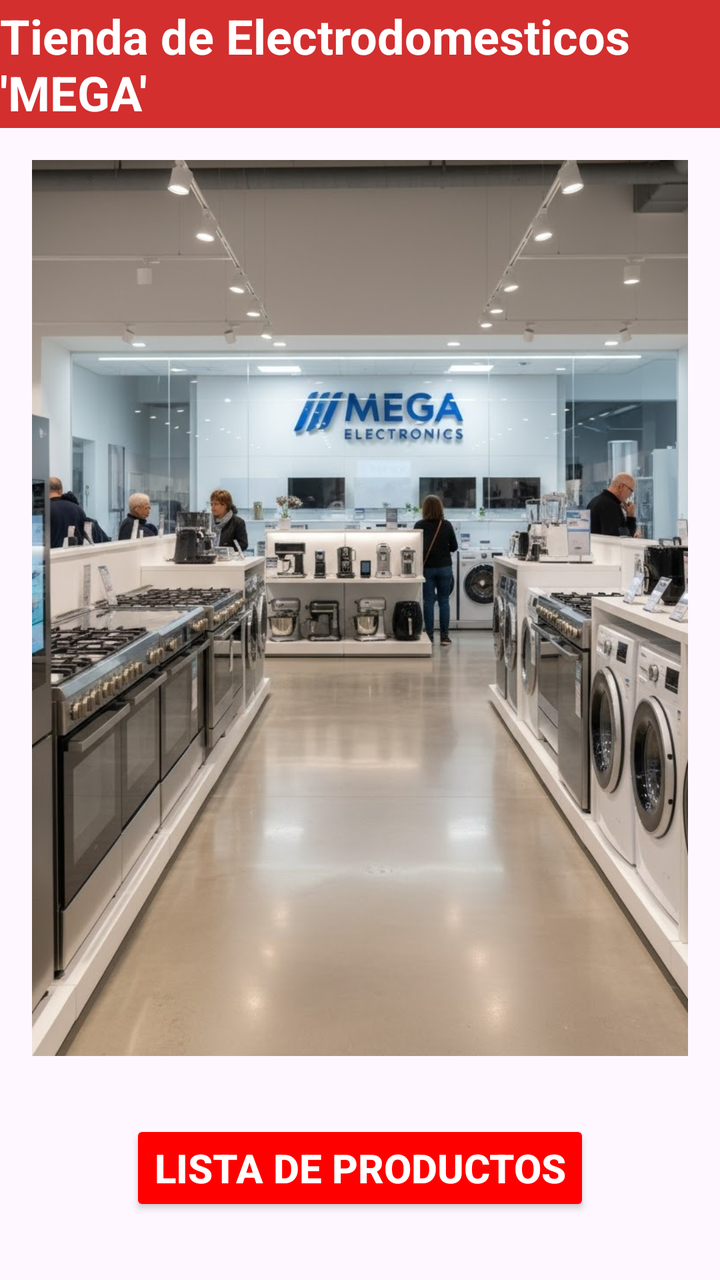
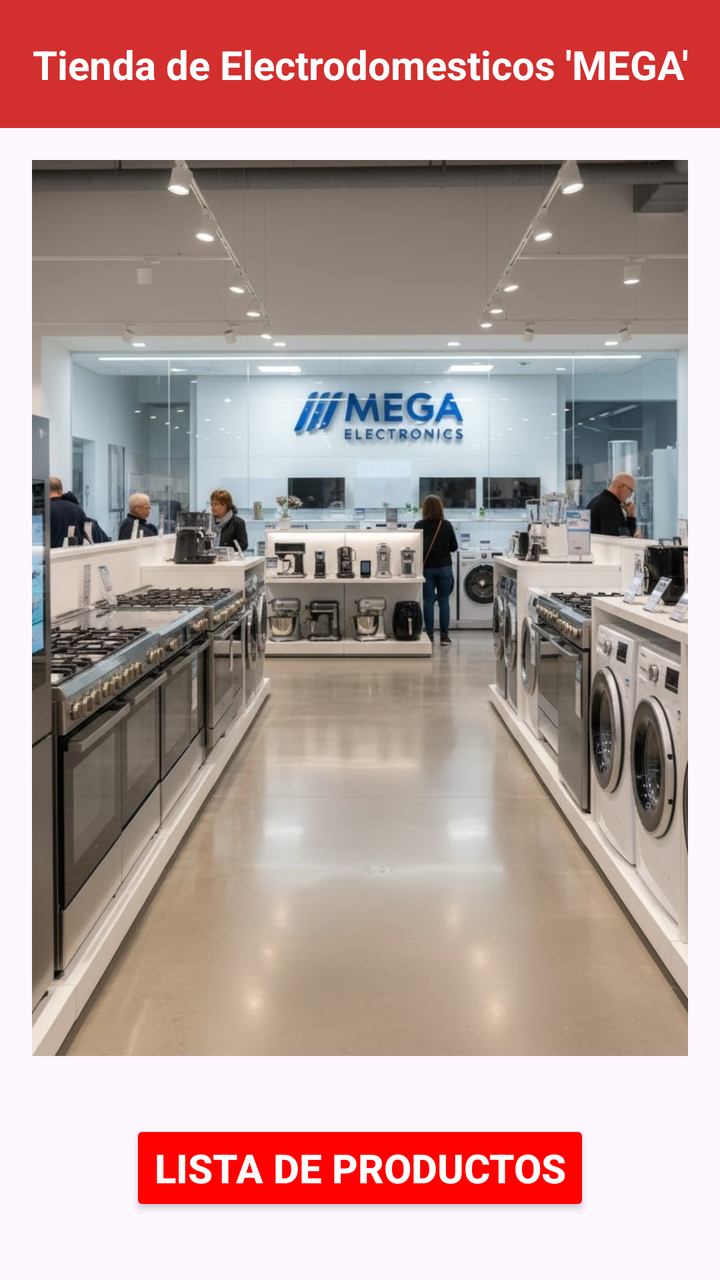

Screens rendered from an Android XML layout before and after an edit, with the pre-edit source and the edit as a unified diff.
<!-- AndroidManifest.xml: application theme Theme.AppTienda -->
<!-- res/layout/activity_main.xml -->
<?xml version="1.0" encoding="utf-8"?>
<layout xmlns:android="http://schemas.android.com/apk/res/android"
    xmlns:app="http://schemas.android.com/apk/res-auto"
    xmlns:tools="http://schemas.android.com/tools">

    <data>
    </data>

    <androidx.constraintlayout.widget.ConstraintLayout
        android:id="@+id/main"
        android:layout_width="match_parent"
        android:layout_height="match_parent"
        tools:context=".MainActivity">

        <androidx.appcompat.widget.Toolbar
            android:id="@+id/toolbar"
            android:layout_width="0dp"
            android:layout_height="wrap_content"
            android:background="#D32F2F"
            android:minHeight="?attr/actionBarSize"
            android:theme="?attr/actionBarTheme"
            app:layout_constraintEnd_toEndOf="parent"
            app:layout_constraintStart_toStartOf="parent"
            app:layout_constraintTop_toTopOf="parent" />

        <TextView
            android:layout_width="wrap_content"
            android:layout_height="wrap_content"
            android:text="Tienda de Electrodomesticos 'MEGA'"
            android:textColor="@android:color/white"
            android:textSize="24sp"
            android:textStyle="bold"
            app:layout_constraintBottom_toBottomOf="@+id/toolbar"
            app:layout_constraintEnd_toEndOf="@+id/toolbar"
            app:layout_constraintStart_toStartOf="@+id/toolbar"
            app:layout_constraintTop_toTopOf="@+id/toolbar" />

        <ImageView
            android:id="@+id/image_tienda"
            android:layout_width="0dp"
            android:layout_height="0dp"
            android:layout_marginStart="16dp"
            android:layout_marginTop="16dp"
            android:layout_marginEnd="16dp"
            android:layout_marginBottom="16dp"
            android:scaleType="centerCrop"
            app:layout_constraintBottom_toTopOf="@+id/btn_ListaProductos"
            app:layout_constraintEnd_toEndOf="parent"
            app:layout_constraintHorizontal_bias="0.0"
            app:layout_constraintStart_toStartOf="parent"
            app:layout_constraintTop_toBottomOf="@+id/toolbar"
            app:layout_constraintVertical_bias="0.0"
            app:srcCompat="@drawable/mega" />

        <Button
            android:id="@+id/btn_ListaProductos"
            android:layout_width="wrap_content"
            android:layout_height="wrap_content"
            android:layout_marginTop="16dp"
            android:layout_marginBottom="32dp"
            android:backgroundTint="#FF0000"
            android:text="Lista de Productos"
            android:textColor="#FFFFFF"
            android:textSize="20sp"
            android:textStyle="bold"
            app:layout_constraintBottom_toBottomOf="parent"
            app:layout_constraintEnd_toEndOf="parent"
            app:layout_constraintStart_toStartOf="parent"
            app:layout_constraintTop_toBottomOf="@+id/image_tienda" />

    </androidx.constraintlayout.widget.ConstraintLayout>
</layout>
<!-- resources referenced by this layout -->
<resources>
  <!-- drawable mega: jpg bitmap (drawable, 209009 bytes) -->
  <style name="Theme.AppTienda" parent="Base.Theme.AppTienda" />
  <style name="Base.Theme.AppTienda" parent="Theme.Material3.DayNight.NoActionBar">
          
          
      </style>
</resources>

<!-- the commit's change to res/layout/activity_main.xml (unified diff, before → after) -->
@@ -26,9 +26,10 @@
         <TextView
             android:layout_width="wrap_content"
             android:layout_height="wrap_content"
+            android:gravity="center"
             android:text="Tienda de Electrodomesticos 'MEGA'"
             android:textColor="@android:color/white"
-            android:textSize="24sp"
+            android:textSize="20sp"
             android:textStyle="bold"
             app:layout_constraintBottom_toBottomOf="@+id/toolbar"
             app:layout_constraintEnd_toEndOf="@+id/toolbar"
